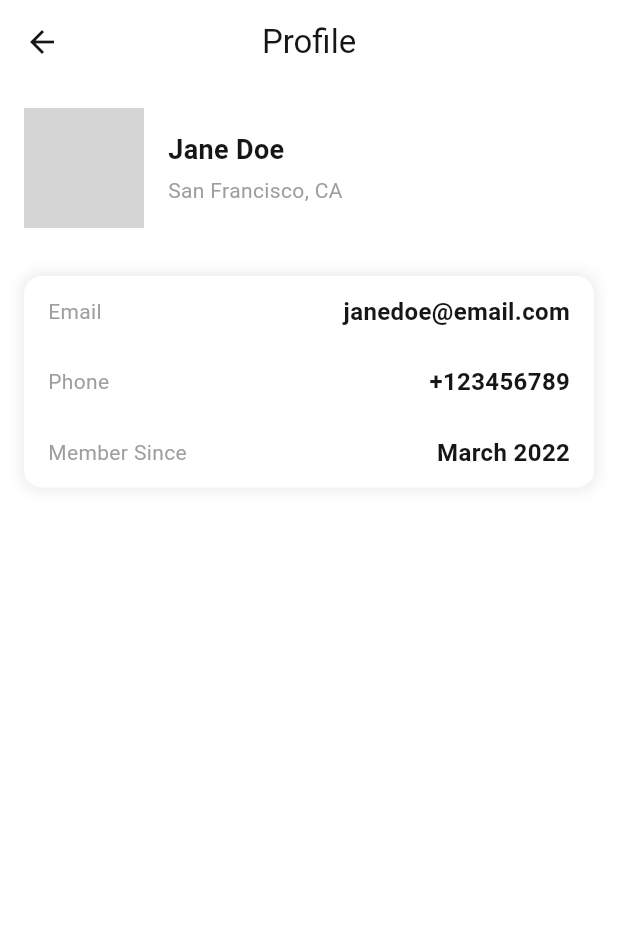
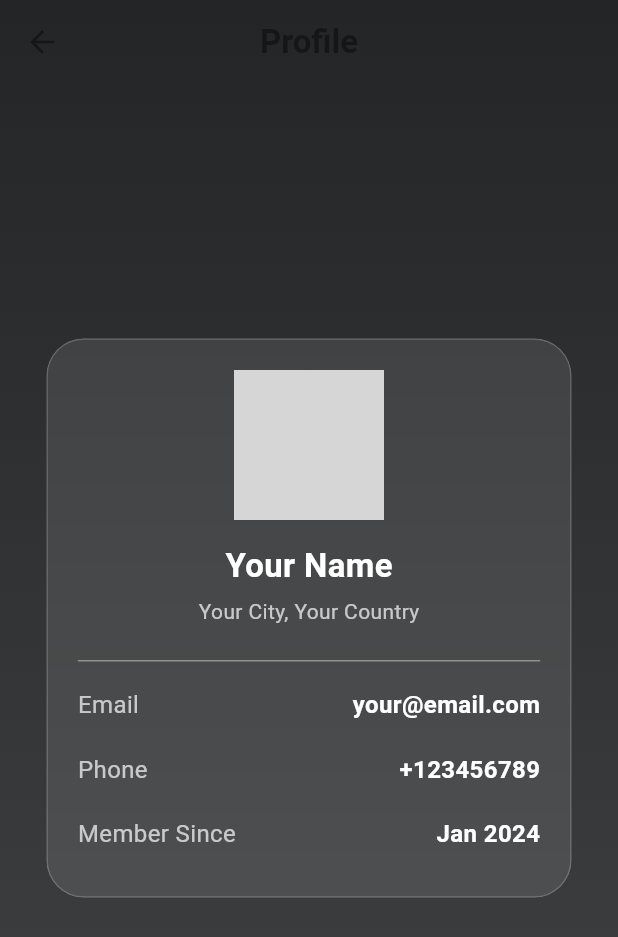
Before and after one commit to AmeliaAmna/cosier_app, a Flutter app: the ProfilePage screen opened directly, on a phone screen of 412 x 824 dp. Shown: the top 937 px of the screen. Run offline on Flutter 3.47's test engine with Material 3 defaults, Android fonts, the phone set to English and light mode, and no system bars; network calls fail; grey boxes are pictures that could not be loaded.

Commit message:
Your commit message

```diff
--- a/lib/checkout.dart
+++ b/lib/checkout.dart
@@ -172,7 +172,7 @@ class _CheckoutPageState extends State<CheckoutPage> {
             },
             style: ElevatedButton.styleFrom(
               minimumSize: Size(double.infinity, fieldHeight),
-              backgroundColor: const Color.fromARGB(255, 42, 42, 42), // Dark Gray Button
+              backgroundColor: const Color.fromARGB(255, 60, 60, 60), // Dark Gray Button
               shape: RoundedRectangleBorder(borderRadius: BorderRadius.circular(5)),
             ),
             child: const Text("PAY NOW", style: TextStyle(fontSize: 16, fontWeight: FontWeight.bold, color: Colors.white)),
--- a/lib/main.dart
+++ b/lib/main.dart
@@ -14,9 +14,9 @@ class MyApp extends StatelessWidget {
     return MaterialApp(
       debugShowCheckedModeBanner: false,
       title: 'Cosier App',
-      theme: lightMode,  // Force Light Mode
-      darkTheme: darkMode,
-      themeMode: ThemeMode.light, // Force Light Mode
+      theme: lightMode, // Light theme
+      darkTheme: darkMode, // Dark theme
+      themeMode: ThemeMode.system, // Respond to system settings
       home: const LoginPage(),
     );
   }
--- a/lib/profile.dart
+++ b/lib/profile.dart
@@ -1,3 +1,4 @@
+import 'dart:ui';
 import 'package:flutter/material.dart';
 
 class ProfilePage extends StatelessWidget {
@@ -6,67 +7,78 @@ class ProfilePage extends StatelessWidget {
   @override
   Widget build(BuildContext context) {
     return Scaffold(
+      extendBodyBehindAppBar: true,
       appBar: AppBar(
-        title: const Text('Profile'),
+        title: const Text("Profile", style: TextStyle(fontWeight: FontWeight.bold)),
+        backgroundColor: Colors.transparent,
+        elevation: 0,
         centerTitle: true,
       ),
-      body: Padding(
-        padding: const EdgeInsets.all(16.0),
+      body: Stack(
+        children: [
+          // Background Gradient
+          Container(
+            decoration: const BoxDecoration(
+              gradient: LinearGradient(
+                begin: Alignment.topCenter,
+                end: Alignment.bottomCenter,
+                colors: [Color(0xFF232526), Color(0xFF414345)],
+              ),
+            ),
+          ),
+
+          // Frosted Glass Card
+          Center(
+            child: ClipRRect(
+              borderRadius: BorderRadius.circular(25),
+              child: BackdropFilter(
+                filter: ImageFilter.blur(sigmaX: 10, sigmaY: 10),
+                child: Container(
+                  width: MediaQuery.of(context).size.width * 0.85,
+                  padding: const EdgeInsets.all(20),
+                  decoration: BoxDecoration(
+                    color: Colors.white.withOpacity(0.1),
+                    borderRadius: BorderRadius.circular(25),
+                    border: Border.all(color: Colors.white.withOpacity(0.2)),
+                  ),
                   child: Column(
+                    mainAxisSize: MainAxisSize.min,
                     children: [
-            // Profile Picture and Info
-            const Row(
-              crossAxisAlignment: CrossAxisAlignment.center,
-              children: [
-                CircleAvatar(
-                  radius: 40,
-                  backgroundImage: NetworkImage(
-                      'https://via.placeholder.com/150'), // Dummy image
+                      // Profile Image
+                      const CircleAvatar(
+                        radius: 50,
+                        backgroundImage: NetworkImage('https://via.placeholder.com/150'), // Change this
                       ),
-                SizedBox(width: 16),
-                Column(
-                  crossAxisAlignment: CrossAxisAlignment.start,
-                  children: [
-                    Text(
-                      'Jane Doe',
+                      const SizedBox(height: 15),
+
+                      // Name & Location
+                      const Text(
+                        "Your Name", // Change this
                         style: TextStyle(
-                          fontSize: 18, fontWeight: FontWeight.bold),
+                          fontSize: 22,
+                          fontWeight: FontWeight.bold,
+                          color: Colors.white,
                         ),
-                    SizedBox(height: 4),
-                    Text(
-                      'San Francisco, CA',
-                      style: TextStyle(color: Colors.grey),
                       ),
-                  ],
-                )
-              ],
+                      const SizedBox(height: 5),
+                      const Text(
+                        "Your City, Your Country", // Change this
+                        style: TextStyle(color: Colors.white70),
                       ),
-            const SizedBox(height: 32),
-            // Card Section
-            Container(
-              decoration: BoxDecoration(
-                borderRadius: BorderRadius.circular(12),
-                color: Colors.white,
-                boxShadow: [
-                  BoxShadow(
-                    color: Colors.grey.withOpacity(0.2),
-                    spreadRadius: 2,
-                    blurRadius: 8,
-                  ),
-                ],
-              ),
-              child: const Column(
-                children: [
-                  ProfileRowItem(label: 'Email', value: 'janedoe@email.com'),
-                  ProfileRowItem(label: 'Phone', value: '+123456789'),
-                  ProfileRowItem(
-                      label: 'Member Since', value: 'March 2022'),
+                      const SizedBox(height: 15),
+                      const Divider(color: Colors.white38),
+
+                      // Info Items
+                      ProfileRowItem(label: "Email", value: "your@email.com"),
+                      ProfileRowItem(label: "Phone", value: "+123456789"),
+                      ProfileRowItem(label: "Member Since", value: "Jan 2024"),
                     ],
                   ),
                 ),
-            const Spacer(),
+              ),
+            ),
+          ),
         ],
-        ),
       ),
     );
   }
@@ -76,28 +88,17 @@ class ProfileRowItem extends StatelessWidget {
   final String label;
   final String value;
 
-  const ProfileRowItem({
-    super.key,
-    required this.label,
-    required this.value,
-  });
+  const ProfileRowItem({super.key, required this.label, required this.value});
 
   @override
   Widget build(BuildContext context) {
     return Padding(
-      padding: const EdgeInsets.symmetric(vertical: 12, horizontal: 16),
+      padding: const EdgeInsets.symmetric(vertical: 10),
       child: Row(
         mainAxisAlignment: MainAxisAlignment.spaceBetween,
         children: [
-          Text(
-            label,
-            style: const TextStyle(color: Colors.grey),
-          ),
-          Text(
-            value,
-            style: const TextStyle(
-                fontWeight: FontWeight.w600, fontSize: 16),
-          ),
+          Text(label, style: const TextStyle(color: Colors.white70, fontSize: 16)),
+          Text(value, style: const TextStyle(color: Colors.white, fontWeight: FontWeight.w600, fontSize: 16)),
         ],
       ),
     );
--- a/lib/theme.dart
+++ b/lib/theme.dart
@@ -15,13 +15,13 @@ ThemeData lightMode = ThemeData(
 
 ThemeData darkMode = ThemeData(
   brightness: Brightness.dark,
-  primaryColor: Colors.blue,
-  scaffoldBackgroundColor: Colors.grey[900], // Hardcoded Dark Background
+  primaryColor: const Color.fromARGB(255, 15, 78, 130),
+  scaffoldBackgroundColor: const Color.fromARGB(255, 37, 37, 37), // Hardcoded Dark Background
   colorScheme: ColorScheme.dark(
     brightness: Brightness.dark,
-    primary: Colors.blue,
+    primary: const Color.fromARGB(255, 13, 85, 144),
     onPrimary: Colors.white,
-    surface: Colors.grey[900]!, // Ensure background is grey
+    surface: const Color.fromARGB(255, 57, 57, 57)!, // Ensure background is grey
     onSurface: Colors.white,
   ),
 );
```
Also changed, not shown: lib/home.dart (+1 -33 lines), lib/nav.dart (+58 -10 lines), lib/product.dart (+11 -11 lines), lib/signup.dart (+6 -12 lines), lib/login.dart (line endings or trailing spaces). Lines whose indentation alone changed are shown as unchanged.
